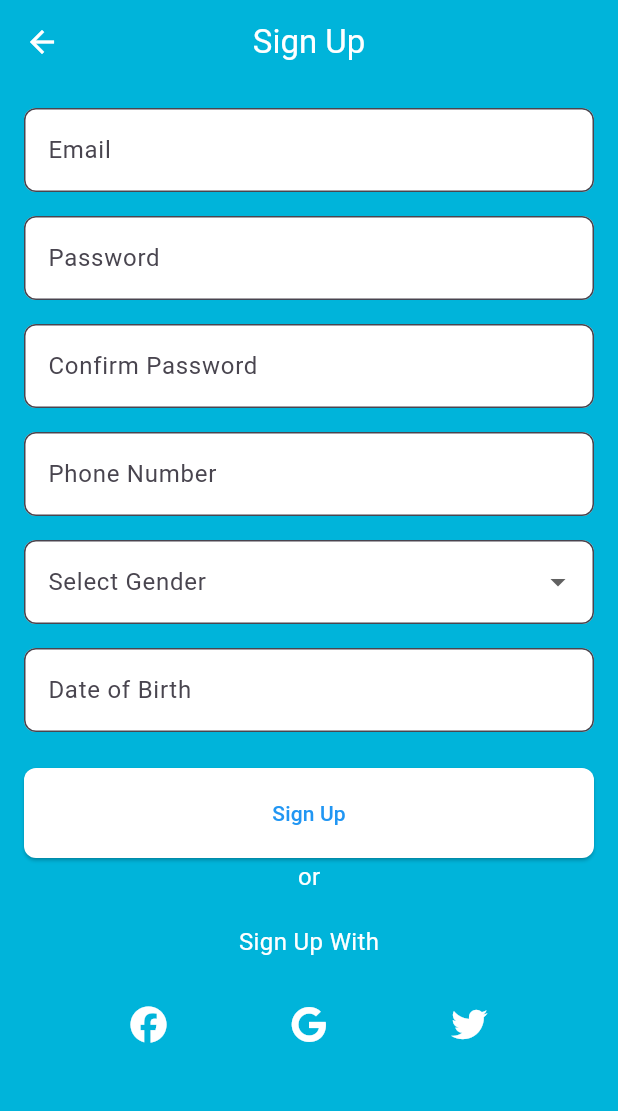
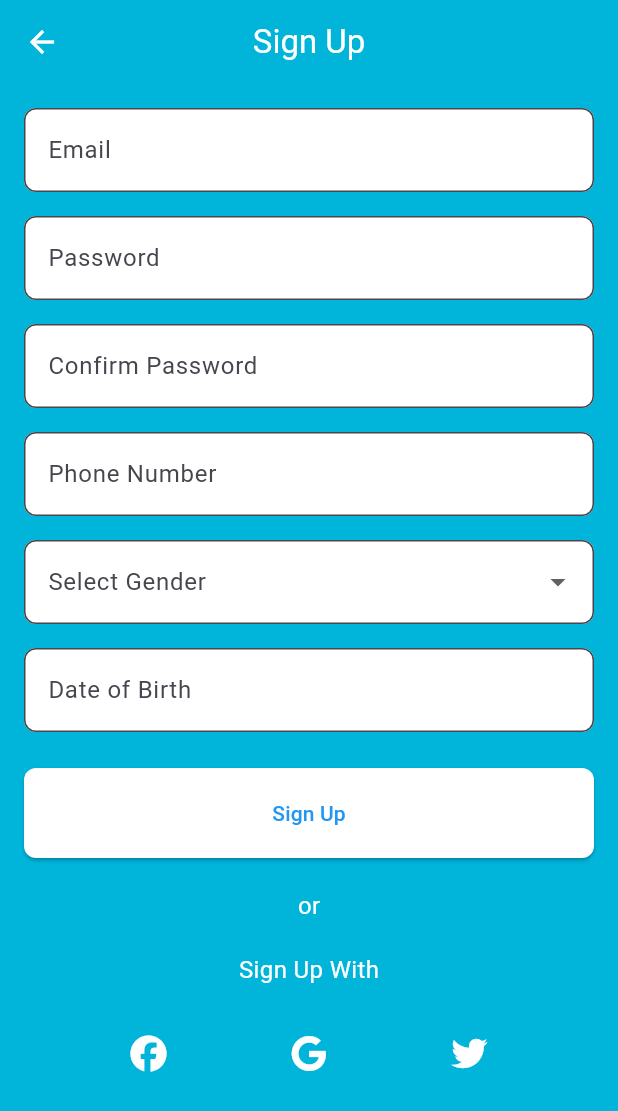
Before and after one commit to mohamed17803/waterriderdemo, a Flutter app: the SignUpScreen screen opened by its route, on a phone screen of 412 x 824 dp. Shown: the top 1111 px of the screen. Run offline on Flutter 3.47's test engine with Material 3 defaults, Android fonts, the phone set to English and light mode, and no system bars; our stand-ins replace firebase_auth, firebase_core, font_awesome_flutter; accounts and stored records are empty; Roboto replaces fonts that are missing (Pacifico).

Commit message:
SCRUM-56 git commit -m "SCRUM-56 <Styling Commit2>"

```diff
--- a/lib/screens/signup_screen.dart
+++ b/lib/screens/signup_screen.dart
@@ -1,7 +1,7 @@
 import 'package:flutter/material.dart';
 import 'package:firebase_auth/firebase_auth.dart';
 import 'package:font_awesome_flutter/font_awesome_flutter.dart';
-
+// Here we do the Registration
 class SignUpScreen extends StatefulWidget {
   final VoidCallback? onSignUpComplete;
 
@@ -64,7 +64,6 @@ class _SignUpScreenState extends State<SignUpScreen> {
       backgroundColor: const Color(0xFF00B4DA),
       appBar: AppBar(
         title: const Text('Sign Up', style: TextStyle(color: Colors.white)),
-
         centerTitle: true,
         backgroundColor: Colors.transparent,
         elevation: 0,
@@ -218,7 +217,7 @@ class _SignUpScreenState extends State<SignUpScreen> {
                   onPressed: () => _onSignUp(context),
                   child: const Text('Sign Up', style: TextStyle(color: Colors.blue)),
                 ),
-                const SizedBox(height: 1),
+                const SizedBox(height: 20),
                 const Center(
                   child: Text(
                     'or',
```
